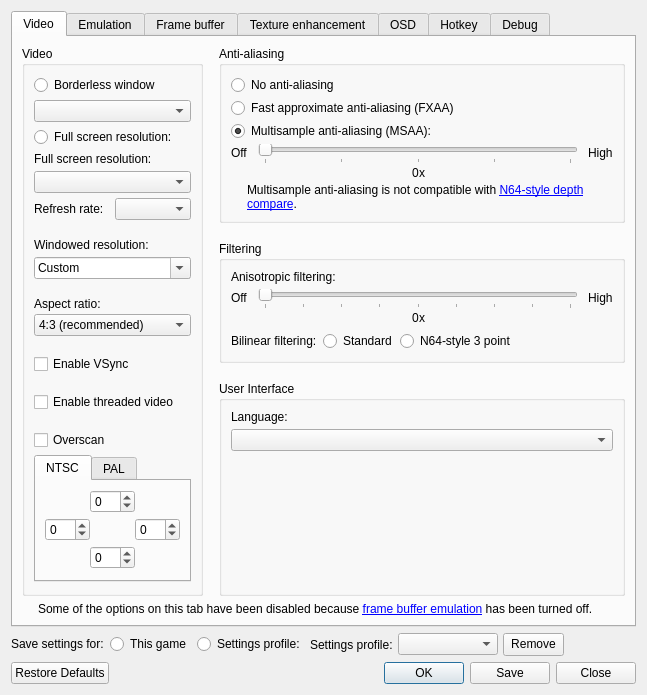
Qt form src/GLideNUI/configDialog.ui (gonetz/GLideN64) before a commit.
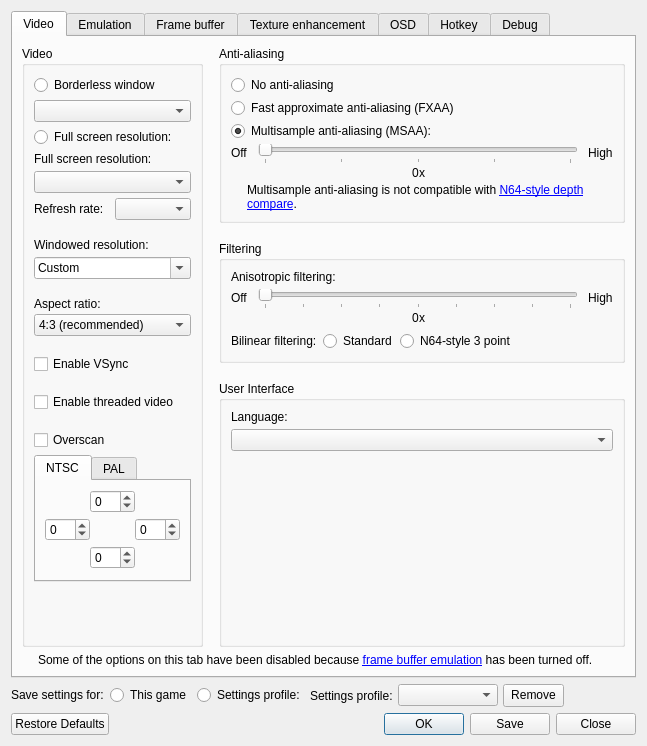
The same form after that commit. Icons and pictures are not drawn.

Commit message: Fix Display Bug in Settings UI

```diff
--- a/src/GLideNUI/configDialog.ui
+++ b/src/GLideNUI/configDialog.ui
@@ -29,6 +29,12 @@
    </property>
    <item>
     <widget class="QTabWidget" name="tabWidget">
+     <property name="sizePolicy">
+      <sizepolicy hsizetype="Expanding" vsizetype="MinimumExpanding">
+       <horstretch>0</horstretch>
+       <verstretch>0</verstretch>
+      </sizepolicy>
+     </property>
      <property name="currentIndex">
       <number>0</number>
      </property>
```
